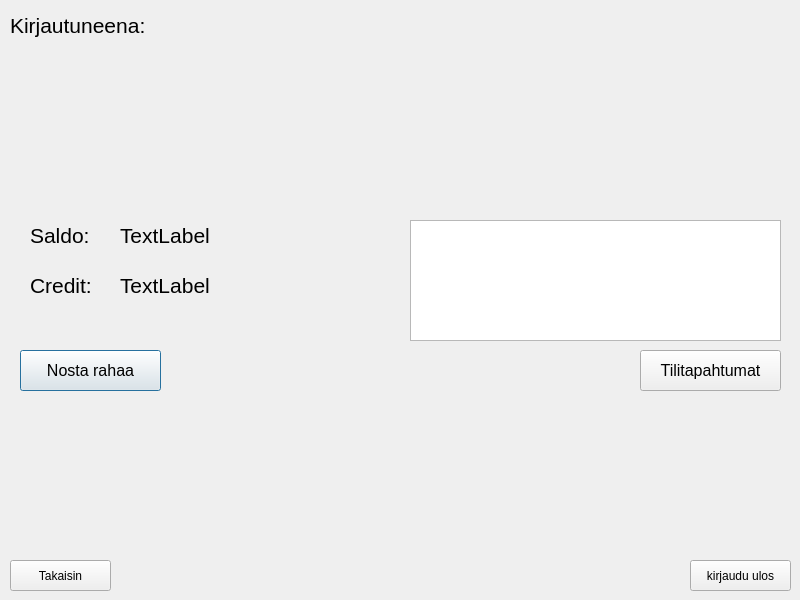
banksimul-2023-22spo/group_1, file frontend/chooseAction/chooseaction.ui: the form before one commit.
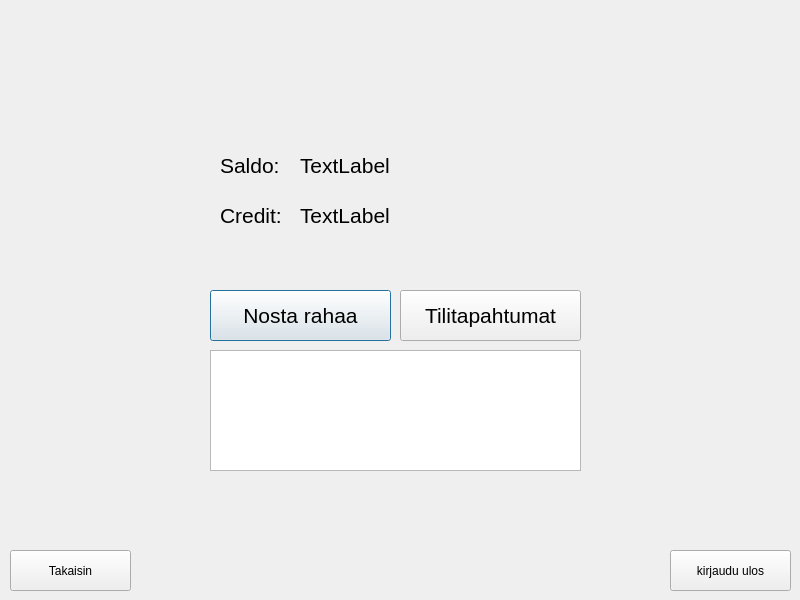
The form after the commit.

Diff of the .ui file:
```diff
--- a/frontend/chooseAction/chooseaction.ui
+++ b/frontend/chooseAction/chooseaction.ui
@@ -22,8 +22,8 @@
   <widget class="QLabel" name="BalanceText">
    <property name="geometry">
     <rect>
-     <x>30</x>
-     <y>220</y>
+     <x>220</x>
+     <y>150</y>
      <width>71</width>
      <height>31</height>
     </rect>
@@ -40,8 +40,8 @@
   <widget class="QLabel" name="CreditText">
    <property name="geometry">
     <rect>
-     <x>30</x>
-     <y>270</y>
+     <x>220</x>
+     <y>200</y>
      <width>71</width>
      <height>31</height>
     </rect>
@@ -58,8 +58,8 @@
   <widget class="QLabel" name="Balance">
    <property name="geometry">
     <rect>
-     <x>120</x>
-     <y>220</y>
+     <x>300</x>
+     <y>150</y>
      <width>211</width>
      <height>31</height>
     </rect>
@@ -76,8 +76,8 @@
   <widget class="QLabel" name="Credit">
    <property name="geometry">
     <rect>
-     <x>120</x>
-     <y>270</y>
+     <x>300</x>
+     <y>200</y>
      <width>211</width>
      <height>31</height>
     </rect>
@@ -94,15 +94,15 @@
   <widget class="QPushButton" name="Withdraw">
    <property name="geometry">
     <rect>
-     <x>20</x>
-     <y>350</y>
-     <width>141</width>
-     <height>41</height>
+     <x>210</x>
+     <y>290</y>
+     <width>181</width>
+     <height>51</height>
     </rect>
    </property>
    <property name="font">
     <font>
-     <pointsize>12</pointsize>
+     <pointsize>16</pointsize>
     </font>
    </property>
    <property name="text">
@@ -112,15 +112,15 @@
   <widget class="QPushButton" name="Transactions">
    <property name="geometry">
     <rect>
-     <x>640</x>
-     <y>350</y>
-     <width>141</width>
-     <height>41</height>
+     <x>400</x>
+     <y>290</y>
+     <width>181</width>
+     <height>51</height>
     </rect>
    </property>
    <property name="font">
     <font>
-     <pointsize>12</pointsize>
+     <pointsize>16</pointsize>
     </font>
    </property>
    <property name="text">
@@ -131,9 +131,9 @@
    <property name="geometry">
     <rect>
      <x>10</x>
-     <y>560</y>
-     <width>101</width>
-     <height>31</height>
+     <y>550</y>
+     <width>121</width>
+     <height>41</height>
     </rect>
    </property>
    <property name="text">
@@ -143,10 +143,10 @@
   <widget class="QPushButton" name="logOut">
    <property name="geometry">
     <rect>
-     <x>690</x>
-     <y>560</y>
-     <width>101</width>
-     <height>31</height>
+     <x>670</x>
+     <y>550</y>
+     <width>121</width>
+     <height>41</height>
     </rect>
    </property>
    <property name="text">
@@ -156,49 +156,13 @@
   <widget class="QListWidget" name="listWidget">
    <property name="geometry">
     <rect>
-     <x>410</x>
-     <y>220</y>
+     <x>210</x>
+     <y>350</y>
      <width>371</width>
      <height>121</height>
     </rect>
    </property>
   </widget>
-  <widget class="QLabel" name="label">
-   <property name="geometry">
-    <rect>
-     <x>10</x>
-     <y>10</y>
-     <width>151</width>
-     <height>31</height>
-    </rect>
-   </property>
-   <property name="font">
-    <font>
-     <pointsize>16</pointsize>
-    </font>
-   </property>
-   <property name="text">
-    <string>Kirjautuneena:</string>
-   </property>
-  </widget>
-  <widget class="QLabel" name="nameLabel">
-   <property name="geometry">
-    <rect>
-     <x>170</x>
-     <y>10</y>
-     <width>151</width>
-     <height>31</height>
-    </rect>
-   </property>
-   <property name="font">
-    <font>
-     <pointsize>16</pointsize>
-    </font>
-   </property>
-   <property name="text">
-    <string/>
-   </property>
-  </widget>
  </widget>
  <resources/>
  <connections/>
```
